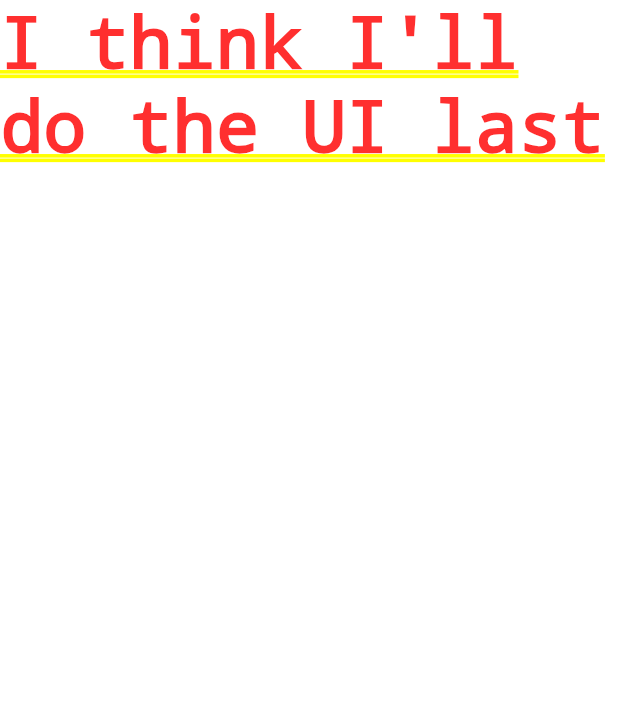
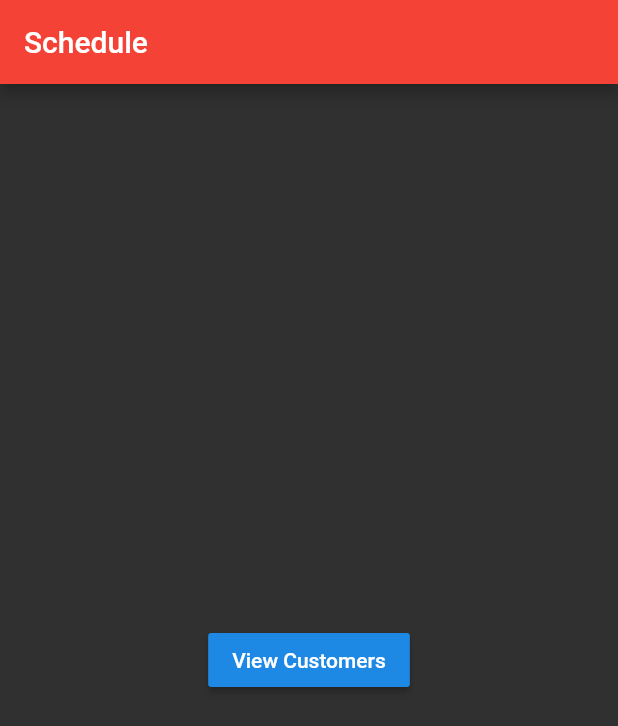
Before and after one commit to lbenedetto/PickupScheduler, a Flutter app: the screen it shows after launch, on a phone screen of 412 x 824 dp. Shown: the top 726 px of the screen. Run offline on Flutter 3.47's test engine with Material 2 defaults, Android fonts, the phone set to English and light mode, and no system bars; missing offline and left inert: geocoder.

```diff
--- a/Flutter/pickup_scheduler/assets/customers.txt
+++ b/Flutter/pickup_scheduler/assets/customers.txt
@@ -1,2 +1,2 @@
 Carol::705 Golden Hills Drive, Cheney WA, 99004::7::2018::4::18
-Chris::1012 Moyer St::14::2018-04-17
+Chris::1012 Moyer St::14::2018::04::17
--- /dev/null
+++ b/Flutter/pickup_scheduler/lib/ScheduleScreen.dart
@@ -0,0 +1,19 @@
+import 'package:flutter/material.dart';
+
+//https://github.com/ZedTheLed/small_calendar
+class ScheduleScreen extends StatelessWidget {
+	@override
+	Widget build(BuildContext context){
+		return new Scaffold(
+			appBar: new AppBar(
+				title: new Text('Schedule'),
+			),
+			body: new Center(
+				child: new RaisedButton(
+					child: new Text('View Customers'),
+					onPressed: () => Navigator.of(context).pushNamed('/customers'),
+				),
+			),
+		);
+	}
+}
--- a/Flutter/pickup_scheduler/lib/main.dart
+++ b/Flutter/pickup_scheduler/lib/main.dart
@@ -1,8 +1,17 @@
 import 'package:flutter/material.dart';
+import 'package:pickup_scheduler/CustomerScreen.dart';
+import 'package:pickup_scheduler/PickupsScreen.dart';
+import 'package:pickup_scheduler/ScheduleScreen.dart';
+import 'package:pickup_scheduler/utils/CustomerManager.dart';
 
-void main() => runApp(new MyApp());
+void main() {
+	runApp(new MyApp(manager: new CustomerManager()));
+}
 
 class MyApp extends StatelessWidget {
+	MyApp({Key key, this.manager}) : super(key: key);
+
+	final CustomerManager manager;
   // This widget is the root of your application.
   @override
   Widget build(BuildContext context) {
@@ -12,8 +21,12 @@ class MyApp extends StatelessWidget {
         primaryColor: Colors.red,
         brightness: Brightness.dark,
       ),
-      home: new Text("I think I'll do the UI last"),
+      home: new ScheduleScreen(),
+	    routes: <String, WidgetBuilder>{
+      	'/customers': (BuildContext context) => new CustomerScreen(customers: manager.customers),
+		    '/pickups' : (BuildContext context) => new PickupsScreen(),
+		    '/schedule' : (BuildContext context) => new ScheduleScreen(),
+	    },
     );
   }
 }
-//https://github.com/ZedTheLed/small_calendar
--- a/Flutter/pickup_scheduler/lib/utils/Customer.dart
+++ b/Flutter/pickup_scheduler/lib/utils/Customer.dart
@@ -22,15 +22,22 @@ class Customer {
 
   calculateCoordinates() async {
     var loc = await Geocoder.local.findAddressesFromQuery(address);
-    Coordinates coordinates = loc.first.coordinates;
-    x = coordinates.latitude;
-    y = coordinates.longitude;
+    if (loc.length >= 1) {
+      Coordinates coordinates = loc.first.coordinates;
+      x = coordinates.latitude;
+      y = coordinates.longitude;
+      print("resolved to $x, $y");
+    }else{
+      x = 47.4874;
+      y = 117.5758;
+      print("Could not resolve address to coordinates");
+    }
     point = new Point(x, y);
   }
 
   List<Date> getNextNPickupDates(int n) {
-    List<Date> dates = new List<DateTime>();
-    Date currentDate = new Date.fromNow(new DateTime.now());
+    List<Date> dates = new List<Date>();
+    Date currentDate = new Date.fromDateTime(new DateTime.now());
     Date pickupDate = startDate;
 
     //Fast-forward the start date to the present date
--- a/Flutter/pickup_scheduler/lib/utils/CustomerManager.dart
+++ b/Flutter/pickup_scheduler/lib/utils/CustomerManager.dart
@@ -8,10 +8,12 @@ class CustomerManager {
 
   CustomerManager() {
     _parseCustomers();
+//    customers.add(new Customer("Carol::705 Golden Hills Drive, Cheney WA, 99004::7::2018::4::18"));
+//    customers.add(new Customer("Chris::1012 Moyer St::14::2018::4::17"));
   }
 
   void _parseCustomers() async {
-    String file = await rootBundle.loadString("/assets/customers.txt");
+    String file = await rootBundle.loadString("assets/customers.txt");
     List<String> data = file.split("\n");
     for (String line in data) {
       customers.add(new Customer(line));
@@ -19,7 +21,7 @@ class CustomerManager {
   }
 
   List<Customer> getTodaysCustomers() {
-    return getCustomersOnDate(new Date.fromNow(new DateTime.now()));
+    return getCustomersOnDate(new Date.fromDateTime(new DateTime.now()));
   }
 
   List<Customer> getCustomersOnDate(Date date) {
--- a/Flutter/pickup_scheduler/lib/utils/Date.dart
+++ b/Flutter/pickup_scheduler/lib/utils/Date.dart
@@ -1,10 +1,16 @@
 class Date extends DateTime {
+  static const months = ["January", "February", "March", "April", "May", "June", "July", "August", "September", "October", "November", "December"];
+
   Date(int year, int month, int day) : super(year, month, day);
 
-  Date.fromNow(DateTime d) : super(d.year, d.month, d.day);
+  Date.fromDateTime(DateTime d) : super(d.year, d.month, d.day);
 
   int asInt() {
     return (this.year * 10000) + (this.month * 100) + this.day;
+  }
+
+  String asString() {
+    return "${months[this.month - 1]} ${this.day}";
   }
 
   operator ==(other) {
```
Also changed, not shown: Flutter/pickup_scheduler/lib/CustomerScreen.dart (added, +69 -0 lines), Flutter/pickup_scheduler/lib/PickupsScreen.dart (added, +13 -0 lines).
